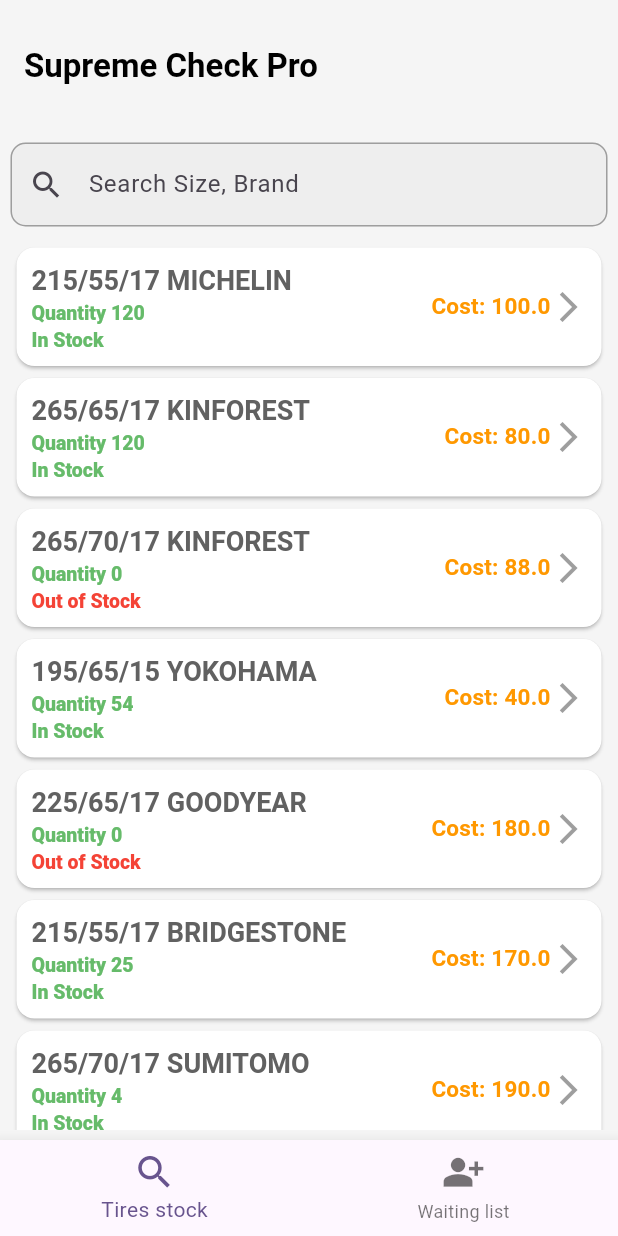
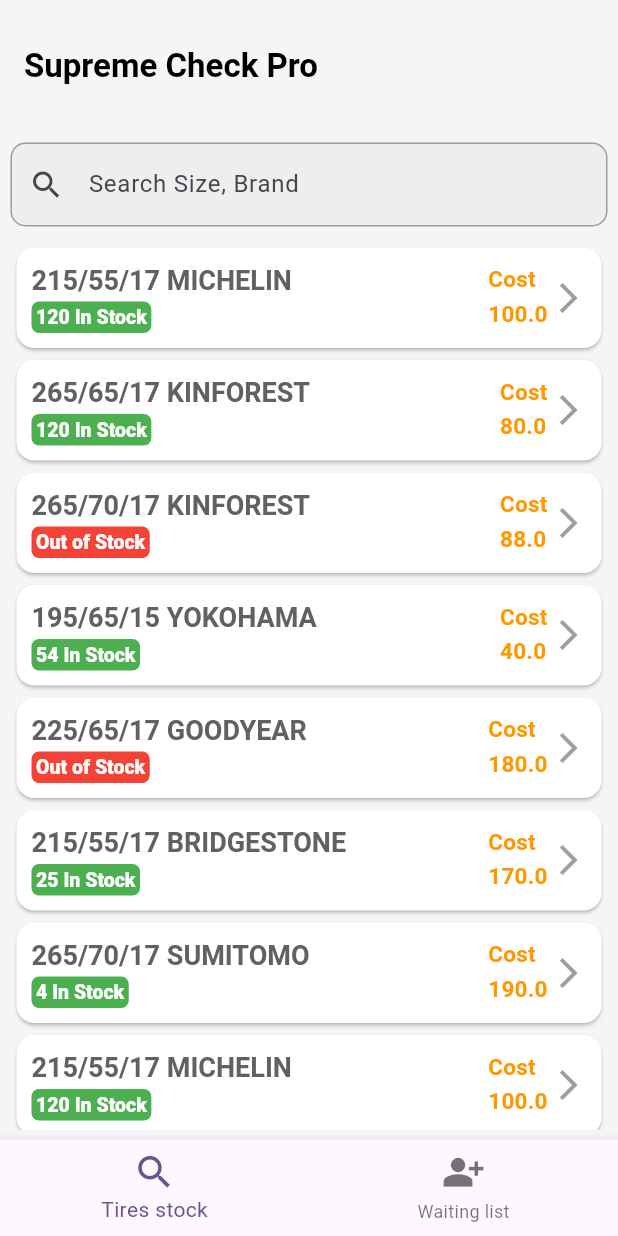
Before and after one commit to tarekramadan1212/tires-stock-checking-app, a Flutter app: the screen it shows after launch, on a phone screen of 412 x 824 dp. Run offline on Flutter 3.47's test engine with Material 3 defaults, Android fonts, the phone set to English and light mode, and no system bars; our stand-ins replace flutter_bloc.

Commit message:
updating the stock section in the tires items

```diff
--- a/lib/core/utilities/demo_data.dart
+++ b/lib/core/utilities/demo_data.dart
@@ -10,4 +10,7 @@ List<Widget> stockItem =
       TiresItemWidget(sizeAndBrand: '225/65/17 GOODYEAR', quantity: 0,cost: 180, inStock: false,),
       TiresItemWidget(sizeAndBrand: '215/55/17 BRIDGESTONE', quantity: 25, cost: 170, inStock: true),
       TiresItemWidget(sizeAndBrand: '265/70/17 SUMITOMO', quantity: 4, cost: 190, inStock: true,),
+      TiresItemWidget(sizeAndBrand: '215/55/17 MICHELIN', quantity: 120, cost: 100, inStock: true),
+      TiresItemWidget(sizeAndBrand: '265/65/17 KINFOREST', quantity: 120, cost: 80, inStock: true,),
+      TiresItemWidget(sizeAndBrand: '265/70/17 KINFOREST', quantity: 0, cost: 88, inStock: false,),
     ];
--- a/lib/core/widgets/tires_item_widget.dart
+++ b/lib/core/widgets/tires_item_widget.dart
@@ -32,13 +32,32 @@ class TiresItemWidget extends StatelessWidget {
                 crossAxisAlignment: CrossAxisAlignment.start,
                 children: [
                   Text(sizeAndBrand, style: theme.titleLarge),
-                  Text('Quantity $quantity', style: theme.displayMedium),
-                  Text(inStock?'In Stock':'Out of Stock', style: inStock?theme.displayMedium:theme.displayMedium!.copyWith(color: Colors.red)),
+                  Container(
+                    padding: const EdgeInsets.all(3),
+                    decoration: BoxDecoration(
+                      color: inStock ? Colors.green : Colors.red,
+                      borderRadius: BorderRadius.circular(5),
+                    ),
+                    child: Text(
+                      inStock ? '$quantity In Stock' : 'Out of Stock',
+                      style: inStock
+                          ? theme.displayMedium!.copyWith(color: Colors.white)
+                          : theme.displayMedium!.copyWith(color: Colors.white),
+                    ),
+                  ),
                 ],
               ),
+              ///The Price section
               Row(
                 children: [
-                  Text('Cost: $cost', style: theme.titleMedium),
+                  Column(
+                    crossAxisAlignment: CrossAxisAlignment.start,
+                    children: [
+                      Text('Cost', style: theme.titleMedium),
+                      Text(cost.toString(), style: theme.titleMedium),
+                    ],
+                  ),
+                  SizedBox(width: 2.0,),
                   Icon(Icons.arrow_forward_ios, color: Colors.grey),
                 ],
               ),
```
